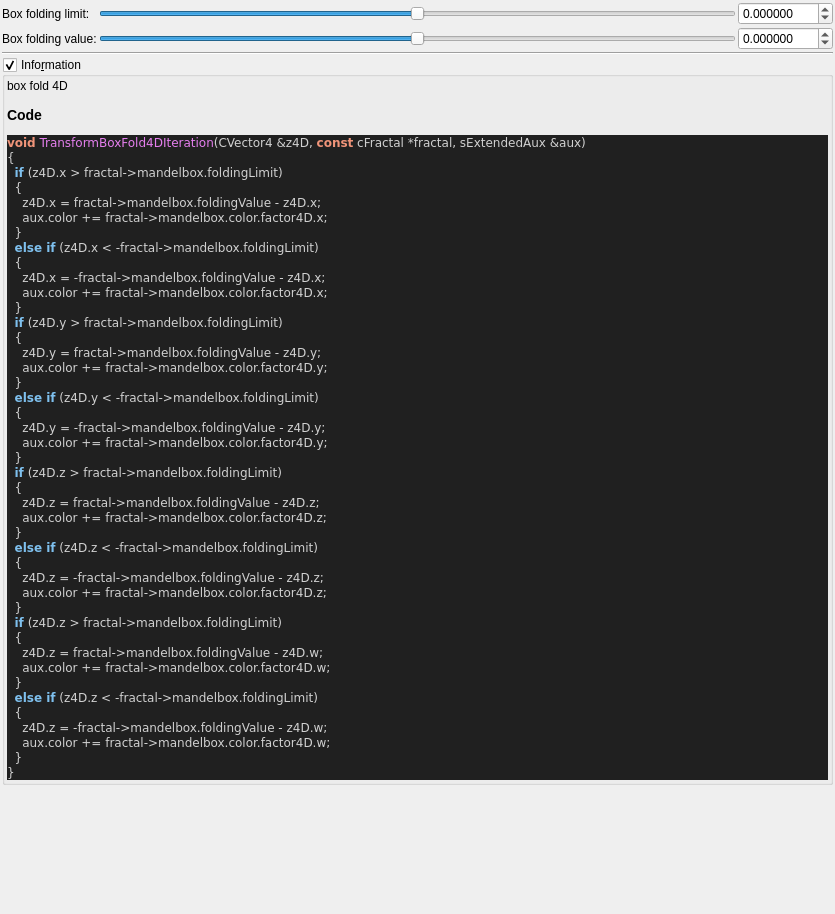
buddhi1980/mandelbulber2, file mandelbulber2/qt_data/fractal_transf_box_fold_4D.ui: the form before one commit.
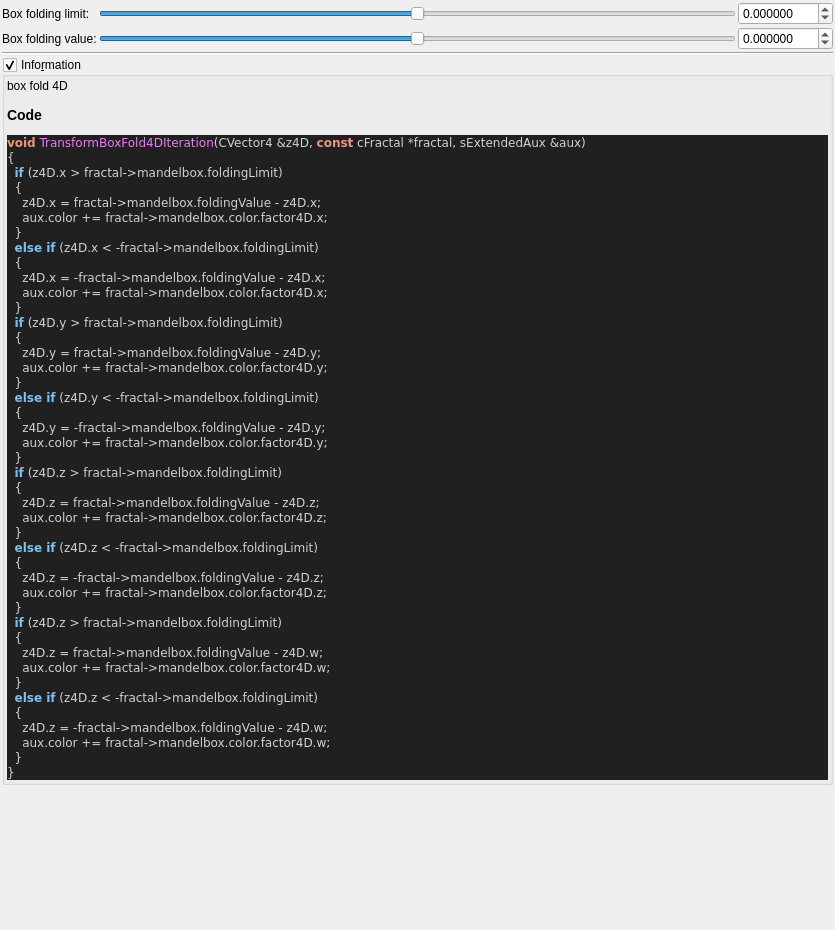
The form after the commit. Custom widgets are drawn as their Qt base class.

Diff of the .ui file:
```diff
--- a/mandelbulber2/qt_data/fractal_transf_box_fold_4D.ui
+++ b/mandelbulber2/qt_data/fractal_transf_box_fold_4D.ui
@@ -7,7 +7,7 @@
     <x>0</x>
     <y>0</y>
     <width>835</width>
-    <height>914</height>
+    <height>930</height>
    </rect>
   </property>
   <property name="windowTitle">
```
Left out of the diff: 7 changed lines with no effect on the pictures.
